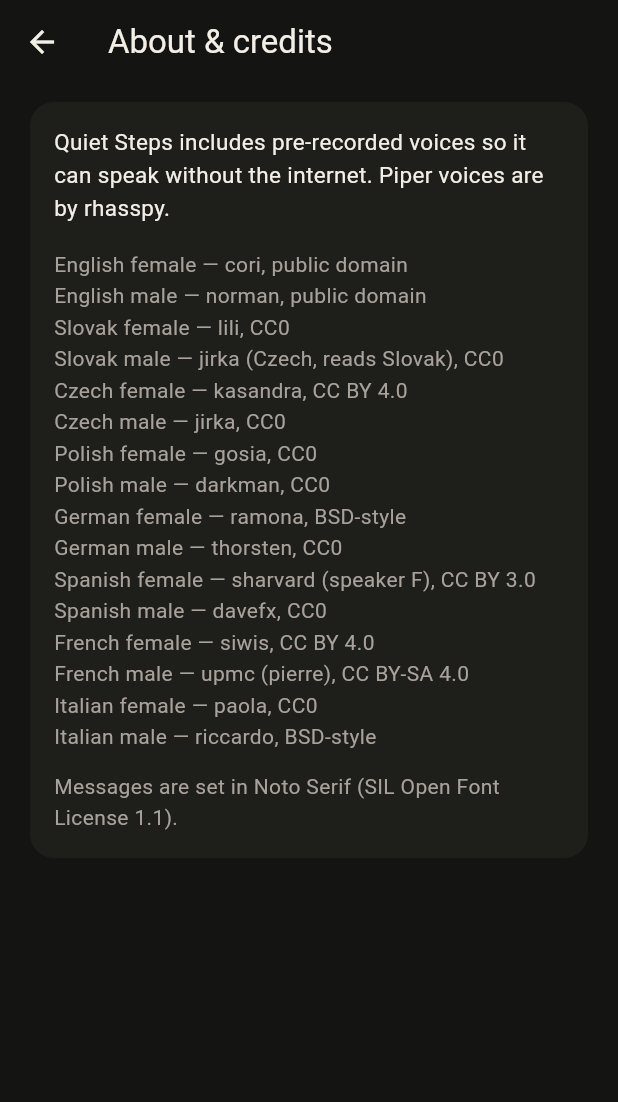
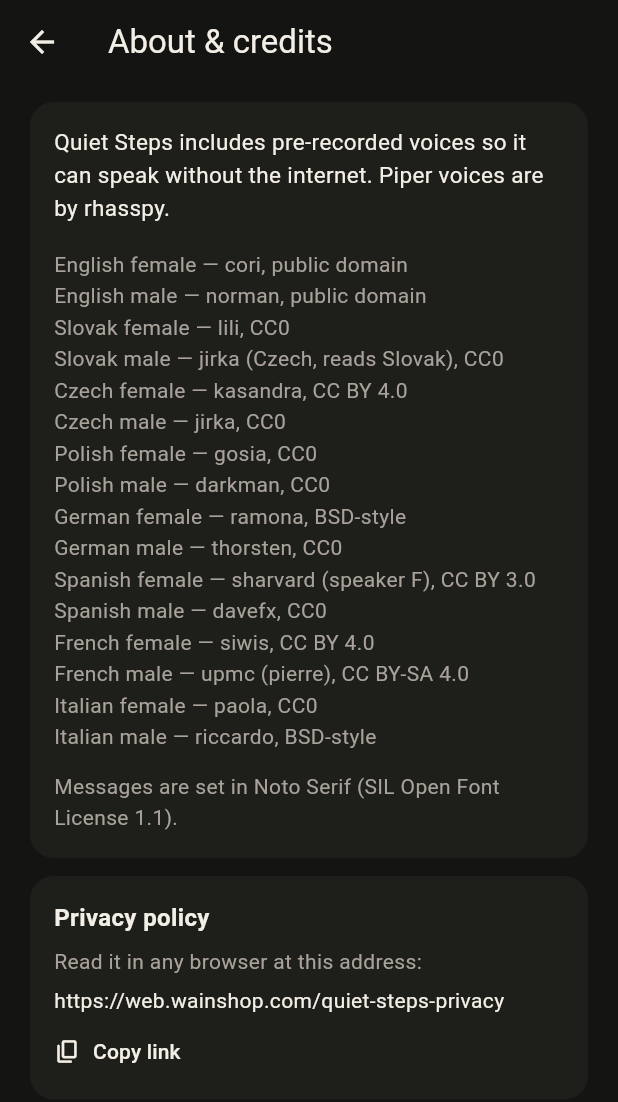
Before and after one commit to beatakaraskova-creator/quiet-steps, a Flutter app: the CreditsScreen screen opened directly, on a phone screen of 412 x 824 dp. Shown: the top 1102 px of the screen. Run offline on Flutter 3.47's test engine with Material 3 defaults, Android fonts, the phone set to English and light mode, and no system bars; our stand-ins replace file_picker, flutter_local_notifications, flutter_timezone, flutter_tts, image_picker, just_audio and 5 more; missing offline and left inert: audio_session, flutter_foreground_task, gal, home_widget; accounts and stored records are empty; statements that could not run were skipped.

Commit message:
Play Store readiness: permissions, privacy link, 1.0.3+4

```diff
--- a/lib/l10n/ui_text.dart
+++ b/lib/l10n/ui_text.dart
@@ -40,6 +40,10 @@
     'voiceTestIn10': 'Test milestone voice in 10 seconds',
     'latestMilestone': 'Today',
     'aboutTitle': 'About & credits',
+    'privacyTitle': 'Privacy policy',
+    'privacyHint': 'Read it in any browser at this address:',
+    'privacyCopy': 'Copy link',
+    'privacyCopied': 'Link copied',
     'aboutIntro':
         'Quiet Steps includes pre-recorded voices so it can speak without the internet. Piper voices are by rhasspy.',
     'aboutVoices':
@@ -170,6 +174,10 @@
     'voiceTestIn10': 'Vyskúšať hlas míľnika o 10 sekúnd',
     'latestMilestone': 'Dnes',
     'aboutTitle': 'O aplikácii a poďakovania',
+    'privacyTitle': 'Zásady ochrany súkromia',
+    'privacyHint': 'Prečítajte si ich v ľubovoľnom prehliadači na tejto adrese:',
+    'privacyCopy': 'Kopírovať odkaz',
+    'privacyCopied': 'Odkaz skopírovaný',
     'aboutIntro':
         'Quiet Steps obsahuje vopred nahraté hlasy, aby mohol hovoriť bez internetu. Hlasy Piper sú od rhasspy.',
     'aboutVoices':
@@ -299,6 +307,10 @@
     'voiceTestIn10': 'Vyzkoušet hlas milníku za 10 sekund',
     'latestMilestone': 'Dnes',
     'aboutTitle': 'O aplikaci a poděkování',
+    'privacyTitle': 'Zásady ochrany soukromí',
+    'privacyHint': 'Přečtěte si je v libovolném prohlížeči na této adrese:',
+    'privacyCopy': 'Kopírovat odkaz',
+    'privacyCopied': 'Odkaz zkopírován',
     'aboutIntro':
         'Quiet Steps obsahuje předem nahrané hlasy, aby mohl mluvit bez internetu. Hlasy Piper jsou od rhasspy.',
     'aboutVoices':
@@ -428,6 +440,10 @@
     'voiceTestIn10': 'Przetestuj głos kamienia milowego za 10 sekund',
     'latestMilestone': 'Dziś',
     'aboutTitle': 'O aplikacji i podziękowania',
+    'privacyTitle': 'Polityka prywatności',
+    'privacyHint': 'Przeczytasz ją w dowolnej przeglądarce pod tym adresem:',
+    'privacyCopy': 'Kopiuj link',
+    'privacyCopied': 'Link skopiowany',
     'aboutIntro':
         'Quiet Steps zawiera nagrane wcześniej głosy, żeby mówić bez internetu. Głosy Piper pochodzą od rhasspy.',
     'aboutVoices':
@@ -557,6 +573,10 @@
     'voiceTestIn10': 'Meilenstein-Stimme in 10 Sekunden testen',
     'latestMilestone': 'Heute',
     'aboutTitle': 'Über die App und Danksagung',
+    'privacyTitle': 'Datenschutzerklärung',
+    'privacyHint': 'Sie können sie in jedem Browser unter dieser Adresse lesen:',
+    'privacyCopy': 'Link kopieren',
+    'privacyCopied': 'Link kopiert',
     'aboutIntro':
         'Quiet Steps enthält vorab aufgenommene Stimmen und spricht ohne Internet. Piper-Stimmen stammen von rhasspy.',
     'aboutVoices':
@@ -686,6 +706,10 @@
     'voiceTestIn10': 'Probar la voz del hito en 10 segundos',
     'latestMilestone': 'Hoy',
     'aboutTitle': 'Acerca de y créditos',
+    'privacyTitle': 'Política de privacidad',
+    'privacyHint': 'Puedes leerla en cualquier navegador en esta dirección:',
+    'privacyCopy': 'Copiar enlace',
+    'privacyCopied': 'Enlace copiado',
     'aboutIntro':
         'Quiet Steps incluye voces grabadas de antemano para hablar sin internet. Las voces de Piper son de rhasspy.',
     'aboutVoices':
@@ -815,6 +839,10 @@
     'voiceTestIn10': 'Tester la voix du palier dans 10 secondes',
     'latestMilestone': 'Aujourd\'hui',
     'aboutTitle': 'À propos et crédits',
+    'privacyTitle': 'Politique de confidentialité',
+    'privacyHint': 'Vous pouvez la lire dans n’importe quel navigateur à cette adresse :',
+    'privacyCopy': 'Copier le lien',
+    'privacyCopied': 'Lien copié',
     'aboutIntro':
         'Quiet Steps inclut des voix préenregistrées pour parler sans internet. Les voix Piper sont de rhasspy.',
     'aboutVoices':
@@ -944,6 +972,10 @@
     'voiceTestIn10': 'Prova la voce della tappa tra 10 secondi',
     'latestMilestone': 'Oggi',
     'aboutTitle': 'Informazioni e crediti',
+    'privacyTitle': 'Informativa sulla privacy',
+    'privacyHint': 'Puoi leggerla in qualsiasi browser a questo indirizzo:',
+    'privacyCopy': 'Copia link',
+    'privacyCopied': 'Link copiato',
     'aboutIntro':
         'Quiet Steps include voci preregistrate per parlare senza internet. Le voci Piper sono di rhasspy.',
     'aboutVoices':
--- a/lib/screens/credits_screen.dart
+++ b/lib/screens/credits_screen.dart
@@ -1,9 +1,14 @@
 import 'package:flutter/material.dart';
+import 'package:flutter/services.dart';
 
 import '../l10n/popup_text.dart';
 import '../l10n/ui_text.dart';
 import '../services/app_locale.dart';
 import '../services/look.dart';
+
+/// Shown as copyable text, not a tappable link: opening a browser would need
+/// url_launcher and a `<queries>` entry, and this app stays offline.
+const privacyPolicyUrl = 'https://web.wainshop.com/quiet-steps-privacy';
 
 class CreditsScreen extends StatelessWidget {
   const CreditsScreen({super.key});
@@ -51,6 +56,60 @@
               ],
             ),
           ),
+          const SizedBox(height: 12),
+          Container(
+            key: const ValueKey('credits-privacy'),
+            padding: const EdgeInsets.fromLTRB(16, 16, 16, 8),
+            decoration: BoxDecoration(
+              color: p.card,
+              borderRadius: BorderRadius.circular(16),
+            ),
+            child: Column(
+              crossAxisAlignment: CrossAxisAlignment.start,
+              children: [
+                Text(
+                  uiLine(lang, 'privacyTitle'),
+                  style: TextStyle(
+                    color: p.ink,
+                    fontSize: 16,
+                    fontWeight: FontWeight.w600,
+                  ),
+                ),
+                const SizedBox(height: 8),
+                Text(
+                  uiLine(lang, 'privacyHint'),
+                  style: TextStyle(color: p.muted, height: 1.45, fontSize: 14),
+                ),
+                const SizedBox(height: 6),
+                SelectableText(
+                  privacyPolicyUrl,
+                  key: const ValueKey('credits-privacy-url'),
+                  style: TextStyle(color: p.ink, height: 1.45, fontSize: 14),
+                ),
+                Align(
+                  alignment: AlignmentDirectional.centerStart,
+                  child: TextButton.icon(
+                    key: const ValueKey('credits-privacy-copy'),
+                    style: TextButton.styleFrom(
+                      foregroundColor: p.ink,
+                      padding: EdgeInsets.zero,
+                    ),
+                    onPressed: () async {
+                      final messenger = ScaffoldMessenger.of(context);
+                      await Clipboard.setData(
+                        const ClipboardData(text: privacyPolicyUrl),
+                      );
+                      messenger.showSnackBar(
+                        SnackBar(content: Text(uiLine(lang, 'privacyCopied'))),
+                      );
+                    },
+                    icon: const Icon(Icons.copy_rounded, size: 18),
+                    label: Text(uiLine(lang, 'privacyCopy')),
+                  ),
+                ),
+              ],
+            ),
+          ),
         ],
       ),
     );
--- a/lib/services/backup.dart
+++ b/lib/services/backup.dart
@@ -10,7 +10,7 @@
 import 'walks.dart';
 
 const backupFormatVersion = 1;
-const quietStepsAppVersion = '1.0.2';
+const quietStepsAppVersion = '1.0.3';
 const maxDaySteps = 1000000;
 const maxBackupDays = 400;
 
--- a/pubspec.yaml
+++ b/pubspec.yaml
@@ -16,7 +16,7 @@
 # https://developer.apple.com/library/archive/documentation/General/Reference/InfoPlistKeyReference/Articles/CoreFoundationKeys.html
 # In Windows, build-name is used as the major, minor, and patch parts
 # of the product and file versions while build-number is used as the build suffix.
-version: 1.0.2+3
+version: 1.0.3+4
 
 environment:
   sdk: ^3.9.2
```
Also changed, not shown: 4 other files.
